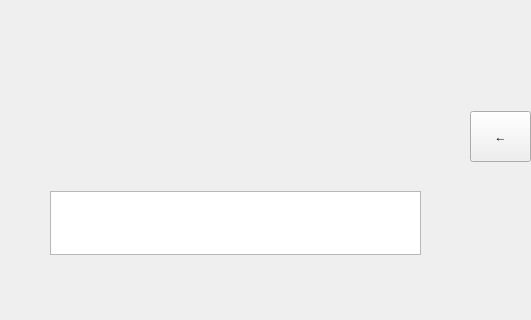
Above: mainwindow.ui from jjola00/FinalZork before the change; both pictures show x 0 to 531 and y 299 to 619 of the 768 by 619 pixel window. Below: the same form after it.
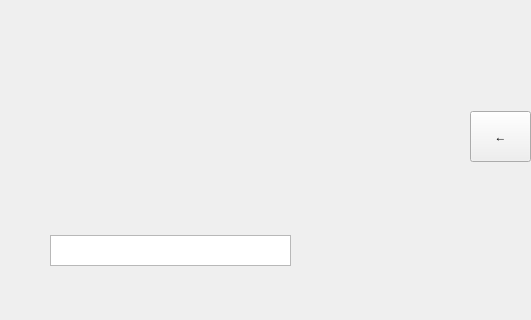
That is the form after the change.

```diff
--- a/mainwindow.ui
+++ b/mainwindow.ui
@@ -119,9 +119,9 @@
     <property name="geometry">
      <rect>
       <x>50</x>
-      <y>490</y>
-      <width>371</width>
-      <height>64</height>
+      <y>534</y>
+      <width>241</width>
+      <height>31</height>
      </rect>
     </property>
    </widget>
```
